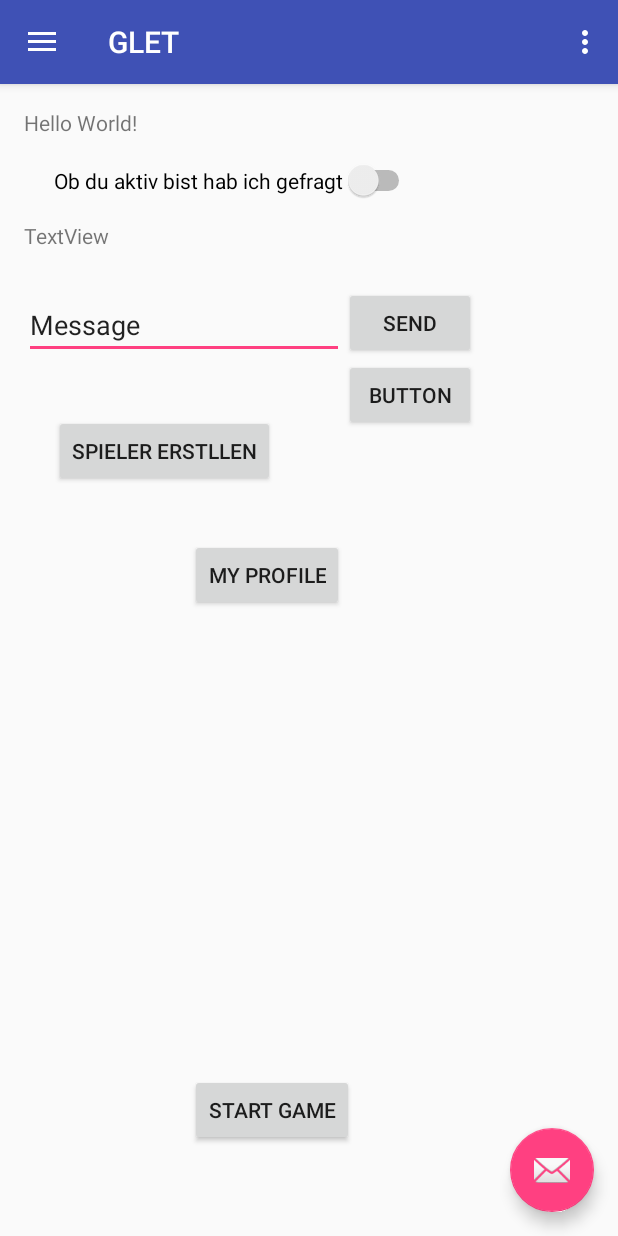
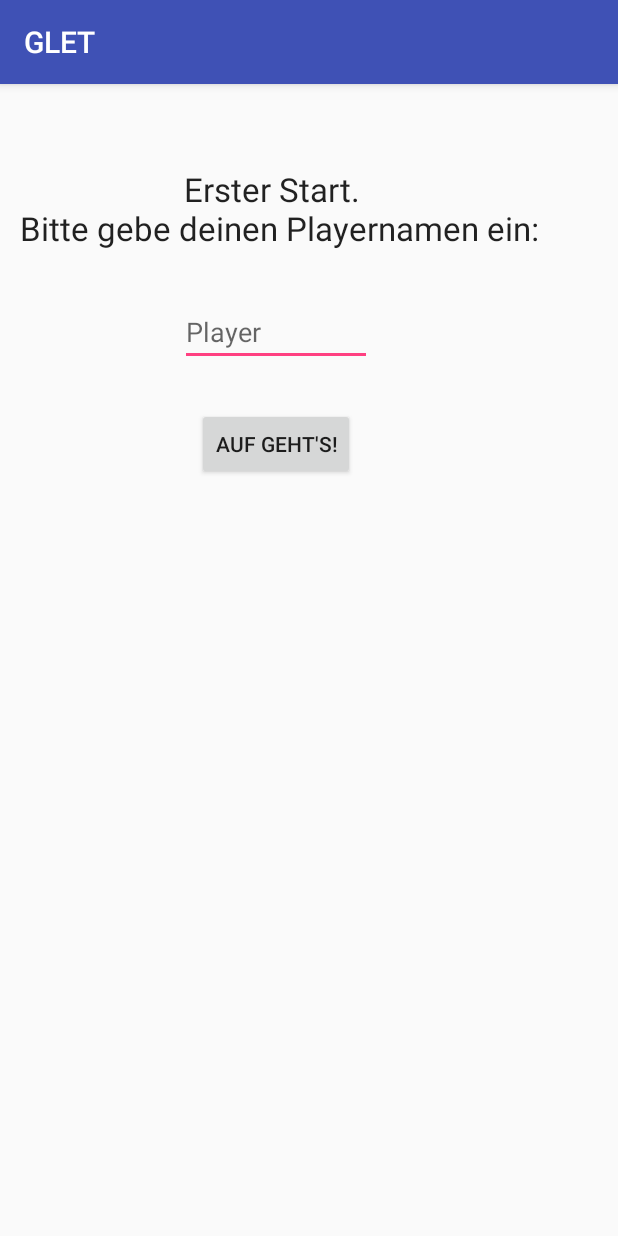
Before and after one commit to SimonBlasen/MrFriederich, an Android app: the screen it shows after launch (MainActivity before the commit, FirstStart after it), on a phone screen of 412 x 824 dp. Run offline under Robolectric (Android 15) with nearby library versions, the phone set to English and light mode, and no system bars.

Commit message:
Added first start screen

```diff
--- a/GLET/app/build.gradle
+++ b/GLET/app/build.gradle
@@ -27,5 +27,6 @@ dependencies {
     compile 'com.android.support:appcompat-v7:25.1.1'
     compile 'com.android.support:design:25.1.1'
     compile 'com.android.support.constraint:constraint-layout:1.0.2'
+    compile 'com.android.support:support-v4:25.3.0'
     testCompile 'junit:junit:4.12'
 }
--- /dev/null
+++ b/GLET/app/src/main/java/com/sapp/glet/FirstStart.java
@@ -0,0 +1,46 @@
+package com.sapp.glet;
+
+import android.content.Context;
+import android.content.Intent;
+import android.support.v7.app.AppCompatActivity;
+import android.os.Bundle;
+import android.view.View;
+import android.widget.Button;
+import android.widget.EditText;
+import android.widget.TextView;
+import android.widget.Toast;
+
+import com.sapp.glet.database.Player;
+
+
+public class FirstStart extends AppCompatActivity {
+
+    Context theContext = this;
+
+    @Override
+    protected void onCreate(Bundle savedInstanceState) {
+        super.onCreate(savedInstanceState);
+        setContentView(R.layout.first_start);
+
+
+        //Player Namensfeld
+        final EditText text_player_name = (EditText) findViewById(R.id.text_player_name);
+
+
+        Button b_to_main = (Button) findViewById(R.id.button_to_main);
+        b_to_main.setOnClickListener(new View.OnClickListener(){
+            @Override
+            public void onClick(View v){
+
+                //Toast "Spieler Erstellt"
+                Toast.makeText(getApplicationContext(),"Player erstellt", Toast.LENGTH_SHORT).show();
+
+                //Starte Main Activity
+                Intent launch_main_activity = new Intent(theContext, MainActivity.class);
+                theContext.startActivity(launch_main_activity);
+            }
+        });
+
+
+    }
+}
--- /dev/null
+++ b/GLET/app/src/main/java/com/sapp/glet/LaunchControl.java
@@ -0,0 +1,24 @@
+package com.sapp.glet;
+
+import android.content.Context;
+import android.content.SharedPreferences;
+
+/**
+ * Created by Simon on 19.03.2017.
+ */
+
+public class LaunchControl {
+
+    private static final String MY_PREFERENCES = "my_preferences";
+
+    public static boolean isFirst(Context context){
+        final SharedPreferences reader = context.getSharedPreferences(MY_PREFERENCES, Context.MODE_PRIVATE);
+        final boolean is_first = reader.getBoolean("is_first", true);
+        if(is_first){
+            final SharedPreferences.Editor editor = reader.edit();
+            editor.putBoolean("is_first", false);
+            editor.commit();
+        }
+        return is_first;
+    }
+}
--- a/GLET/app/src/main/java/com/sapp/glet/MainActivity.java
+++ b/GLET/app/src/main/java/com/sapp/glet/MainActivity.java
@@ -10,6 +10,7 @@ import android.support.design.widget.FloatingActionButton;
 import android.support.design.widget.Snackbar;
 import android.support.v4.app.ActivityCompat;
 import android.support.v4.content.ContextCompat;
+import android.util.Log;
 import android.view.View;
 import android.support.design.widget.NavigationView;
 import android.support.v4.view.GravityCompat;
@@ -102,6 +103,18 @@ public class MainActivity extends AppCompatActivity
 
         intentService = new Intent(this, HelloService.class);
 
+        //Prüfe ob erster Start - wenn ja first_launch, sonst main.
+        boolean isFirstTime = LaunchControl.isFirst(MainActivity.this);
+        Log.w("ASDf", "isFirstTime " + isFirstTime);
+        if(isFirstTime){
+            Log.w("ASDF","bin im IF");
+            Intent intent_firsttime = new Intent(theContext, FirstStart.class);
+            startActivity(intent_firsttime);
+        }
+
+
+
+
         Button buttonSend = (Button) findViewById(R.id.button);
         buttonSend.setOnClickListener(new View.OnClickListener() {
             @Override
@@ -144,14 +157,6 @@ public class MainActivity extends AppCompatActivity
             }
         });
 
-        Button b_create_player = (Button) findViewById(R.id.button_create_player);
-        b_create_player.setOnClickListener(new View.OnClickListener(){
-            @Override
-            public void onClick(View v){
-                Intent launch_create_player = new Intent(theContext, CreatePlayer.class);
-                theContext.startActivity(launch_create_player);
-            }
-        });
 
 
 
--- a/GLET/app/src/main/java/com/sapp/glet/ProfileAgora.java
+++ b/GLET/app/src/main/java/com/sapp/glet/ProfileAgora.java
@@ -31,9 +31,9 @@ public class ProfileAgora extends AppCompatActivity {
 
 
 
-        StatsParagon test = (StatsParagon) tom.getStats(StatsType.PARAGON);
+        StatsParagon tom_stats = (StatsParagon) tom.getStats(StatsType.PARAGON);
 
-        String league = test.getLeague();
+        String league = tom_stats.getLeague();
 
 
         switch (league){
@@ -65,7 +65,7 @@ public class ProfileAgora extends AppCompatActivity {
                 break;
         }
         text_player_name.setText(tom.getM_name());
-        text_player_score.setText("" + test.getScore(tom));
+        text_player_score.setText("" + tom_stats.getScore(tom));
         text_player_league.setText(league);
 
 
--- a/GLET/app/src/main/res/layout/content_main.xml
+++ b/GLET/app/src/main/res/layout/content_main.xml
@@ -91,13 +91,4 @@
         android:layout_marginBottom="44dp"
         android:text="Start Game" />
 
-    <Button
-        android:id="@+id/button_create_player"
-        android:layout_width="wrap_content"
-        android:layout_height="wrap_content"
-        android:layout_alignLeft="@+id/switch1"
-        android:layout_alignStart="@+id/switch1"
-        android:layout_below="@+id/editTextMsg"
-        android:layout_marginTop="37dp"
-        android:text="Spieler erstllen" />
 </RelativeLayout>
--- /dev/null
+++ b/GLET/app/src/main/res/layout/first_start.xml
@@ -0,0 +1,48 @@
+<?xml version="1.0" encoding="utf-8"?>
+<android.support.constraint.ConstraintLayout xmlns:android="http://schemas.android.com/apk/res/android"
+    xmlns:app="http://schemas.android.com/apk/res-auto"
+    xmlns:tools="http://schemas.android.com/tools"
+    android:layout_width="match_parent"
+    android:layout_height="match_parent"
+    tools:context="com.sapp.glet.FirstStart">
+
+    <RelativeLayout
+        android:layout_width="368dp"
+        android:layout_height="495dp"
+        tools:layout_editor_absoluteX="8dp"
+        tools:layout_editor_absoluteY="8dp">
+
+
+        <Button
+            android:id="@+id/button_to_main"
+            android:layout_width="wrap_content"
+            android:layout_height="wrap_content"
+            android:layout_below="@+id/text_player_name"
+            android:layout_centerHorizontal="true"
+            android:layout_marginTop="28dp"
+            android:text="Auf geht's!" />
+
+        <TextView
+            android:id="@+id/text_welcome"
+            android:textAppearance="@style/Base.TextAppearance.AppCompat.Large"
+            android:layout_width="wrap_content"
+            android:layout_height="wrap_content"
+            android:layout_alignParentTop="true"
+            android:layout_centerHorizontal="true"
+            android:layout_marginTop="55dp"
+            android:gravity="center"
+            android:text="Erster Start. \n Bitte gebe deinen Playernamen ein:" />
+
+        <EditText
+            android:id="@+id/text_player_name"
+            android:layout_width="wrap_content"
+            android:layout_height="wrap_content"
+            android:layout_marginTop="32dp"
+            android:ems="6"
+            android:inputType="textPersonName"
+            android:hint="Player"
+            android:layout_below="@+id/text_welcome"
+            android:layout_centerHorizontal="true" />
+
+    </RelativeLayout>
+</android.support.constraint.ConstraintLayout>
--- a/GLET/app/src/main/res/values/strings.xml
+++ b/GLET/app/src/main/res/values/strings.xml
@@ -25,4 +25,8 @@
     </string>
     <string name="title_activity_test">test</string>
     <string name="section_format">Hello World from section: %1$d</string>
+    <string name="title_activity_start_game">StartGame</string>
+
+    <!-- TODO: Remove or change this placeholder text -->
+    <string name="hello_blank_fragment">Hello blank fragment</string>
 </resources>
```
Also changed, not shown: GLET/app/src/main/AndroidManifest.xml (+10 -1 lines), GLET/app/src/main/java/com/sapp/glet/BlankFragment.java (added, +107 -0 lines), GLET/app/src/main/java/com/sapp/glet/StartGame.java (+143 -0 lines), GLET/app/src/main/res/layout/fragment_blank.xml (added, +13 -0 lines), GLET/app/src/main/res/layout/fragment_start_game_main.xml (added, +16 -0 lines), GLET/app/src/main/res/layout/start_game.xml (+28 -69 lines), GLET/app/src/main/res/menu/menu_start_game.xml (added, +10 -0 lines).
